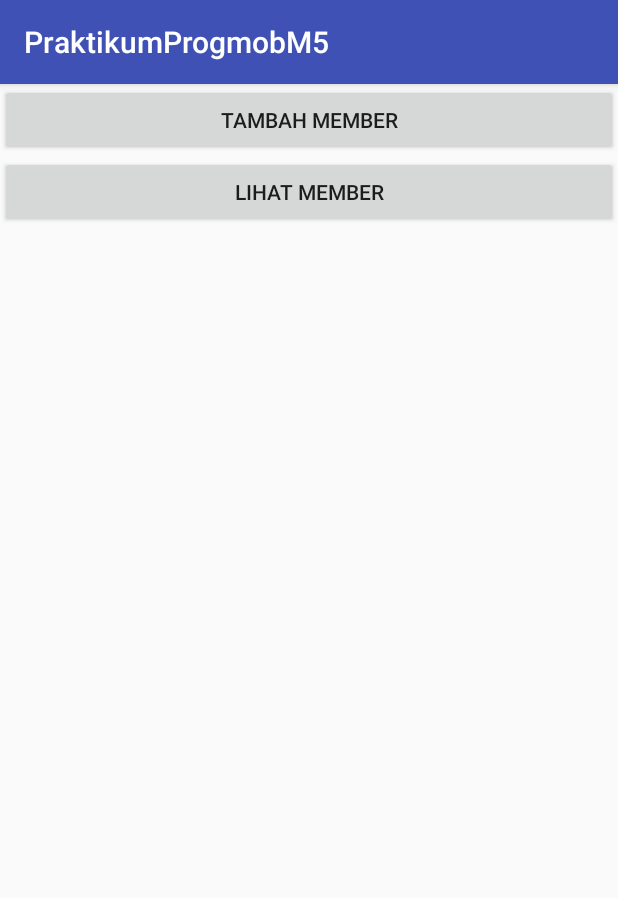
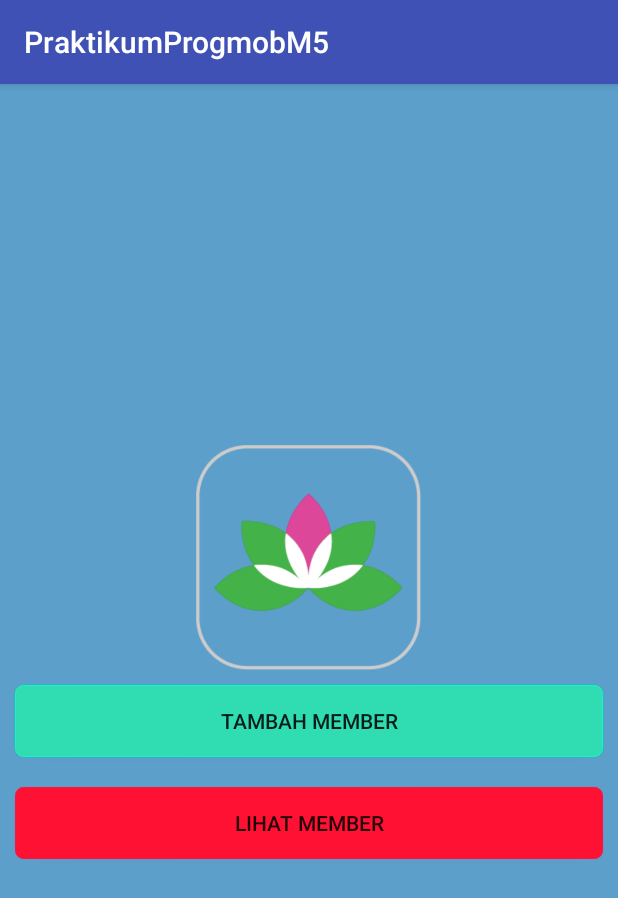
Before and after one commit to wahyupermadie/promob5, an Android app: the screen it shows after launch (MainActivity), on a phone screen of 412 x 824 dp. Shown: the top 898 px of the screen. Run offline under Robolectric (Android 15) with nearby library versions, the light colour scheme and no system bars.

Commit message:
fix modul 5

```diff
--- a/app/src/main/res/drawable/background.xml
+++ b/app/src/main/res/drawable/background.xml
@@ -1,7 +1,6 @@
 <shape xmlns:android="http://schemas.android.com/apk/res/android" android:shape="rectangle" >
     <gradient
         android:type="linear"
-        android:startColor="#FFff00ff"
-        android:endColor="#FF00ffff"
+        android:startColor="#5C9FCA"
         android:angle="45"/>
 </shape>
--- a/app/src/main/res/layout/activity_detail_member.xml
+++ b/app/src/main/res/layout/activity_detail_member.xml
@@ -5,7 +5,7 @@
     android:layout_width="match_parent"
     android:layout_height="match_parent"
     android:orientation="vertical"
-    android:background="@drawable/background"
+    android:background="#5C9FCA"
     android:layout_gravity="center_horizontal"
     tools:context="id.futnet.praktikumprogmobm5.DetailMemberActivity">
     <de.hdodenhof.circleimageview.CircleImageView
--- a/app/src/main/res/layout/activity_main.xml
+++ b/app/src/main/res/layout/activity_main.xml
@@ -4,16 +4,27 @@
     xmlns:tools="http://schemas.android.com/tools"
     android:layout_width="match_parent"
     android:orientation="vertical"
+    android:background="#5C9FCA"
     android:layout_gravity="center_vertical"
+    android:gravity="center_vertical"
     android:layout_height="match_parent"
     tools:context="id.futnet.praktikumprogmobm5.MainActivity">
+    <ImageView
+        android:layout_gravity="center_horizontal"
+        android:layout_width="150dp"
+        android:layout_height="150dp"
+        android:src="@drawable/logo"/>
     <Button
+        android:layout_margin="10dp"
+        android:background="@drawable/button"
         android:id="@+id/Button_tambah"
         android:layout_width="match_parent"
         android:layout_height="wrap_content"
         android:text="Tambah Member"
         android:onClick="tambahMember"/>
     <Button
+        android:layout_margin="10dp"
+        android:background="@drawable/button2"
         android:id="@+id/Button_lihat"
         android:layout_width="match_parent"
         android:layout_height="wrap_content"
--- a/app/src/main/res/layout/activity_member.xml
+++ b/app/src/main/res/layout/activity_member.xml
@@ -5,7 +5,7 @@
     android:layout_width="match_parent"
     android:layout_height="match_parent"
     android:orientation="vertical"
-    android:background="@drawable/background"
+    android:background="#5C9FCA"
     android:padding="16dp"
     tools:context="id.futnet.praktikumprogmobm5.MemberActivity">
     <TextView
@@ -13,7 +13,7 @@
         android:layout_height="wrap_content"
         android:text="Sign Up"
         android:gravity="center_horizontal"
-        android:textColor="@color/colorAccent"
+        android:textColor="#fff"
         android:textSize="33dp"
         android:textStyle="bold"/>
     <ImageView
--- a/app/src/main/res/layout/activity_update.xml
+++ b/app/src/main/res/layout/activity_update.xml
@@ -5,7 +5,7 @@
     android:layout_width="match_parent"
     android:layout_height="match_parent"
     android:orientation="vertical"
-    android:background="@drawable/background"
+    android:background="#5C9FCA"
     android:padding="16dp"
     tools:context="id.futnet.praktikumprogmobm5.MemberActivity">
     <TextView
--- a/app/src/main/res/layout/row_member.xml
+++ b/app/src/main/res/layout/row_member.xml
@@ -1,15 +1,15 @@
 <?xml version="1.0" encoding="utf-8"?>
 <LinearLayout
     xmlns:android="http://schemas.android.com/apk/res/android"
+    android:elevation="10dp"
     android:layout_width="match_parent"
     android:layout_height="wrap_content"
-    android:padding="5dp">
+    android:padding="10dp">
     <android.support.v7.widget.CardView
         android:layout_width="match_parent"
         android:layout_height="wrap_content"
         android:id="@+id/CV_member">
         <RelativeLayout
-            android:background="@drawable/background"
             android:layout_width="match_parent"
             android:layout_height="wrap_content"
             android:padding="10dp">
```
Also changed, not shown: app/src/main/res/drawable/logo.png (added).
